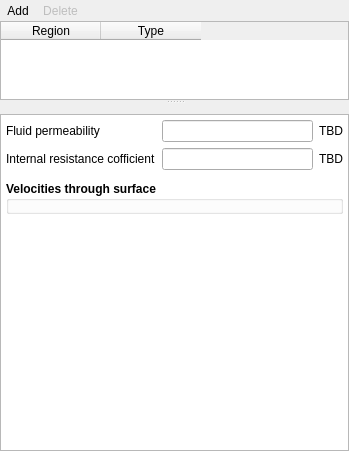
Qt form mfixgui/uifiles/internal_surfaces.ui (truongd8593/mfix) before a commit.
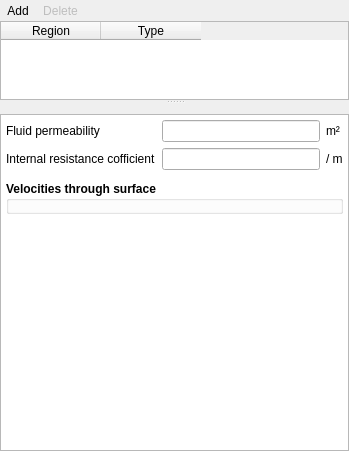
The same form after that commit. Custom widgets are drawn as their Qt base class.

Commit message: add units for IS_PC, see issues/231

What changed in the file:
```diff
--- a/mfixgui/uifiles/internal_surfaces.ui
+++ b/mfixgui/uifiles/internal_surfaces.ui
@@ -290,7 +290,7 @@
                 <item row="0" column="2">
                  <widget class="QLabel" name="label_is_pc_1_units">
                   <property name="text">
-                   <string>TBD</string>
+                   <string>m²</string>
                   </property>
                  </widget>
                 </item>
@@ -300,7 +300,7 @@
                 <item row="1" column="2">
                  <widget class="QLabel" name="label_is_pc_2_units">
                   <property name="text">
-                   <string>TBD</string>
+                   <string>/ m</string>
                   </property>
                  </widget>
                 </item>
```
